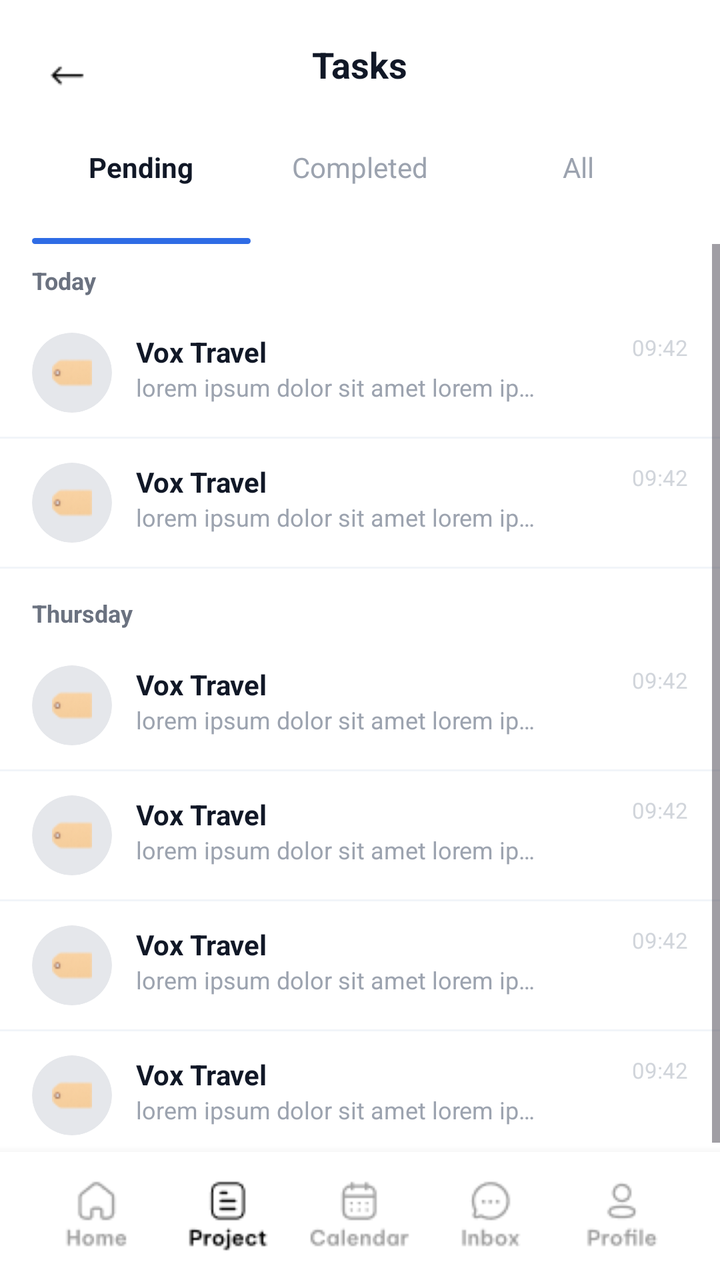
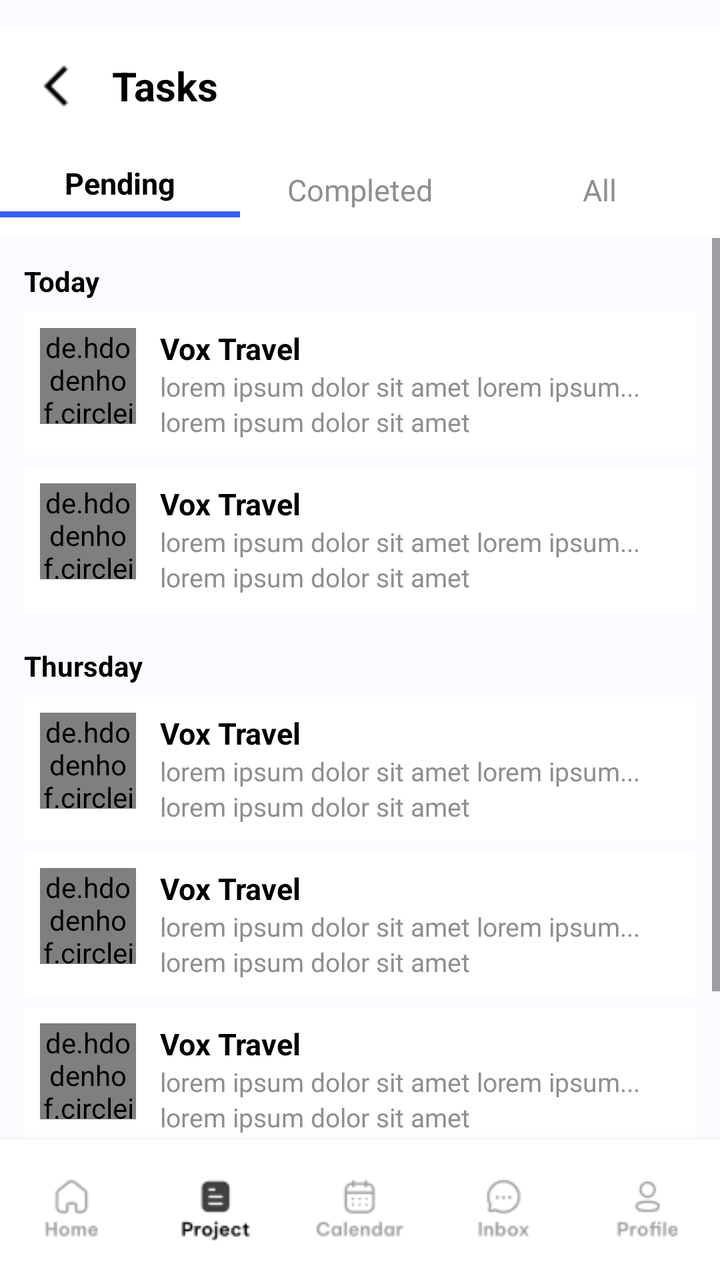

Compare the two renders of this Android layout. The source of the first and the diff that turns it into the second are given below.
<!-- AndroidManifest.xml: application theme Theme.Teamflow -->
<!-- res/layout/activity_task_list.xml -->
<RelativeLayout xmlns:android="http://schemas.android.com/apk/res/android"
    android:layout_width="match_parent"
    android:layout_height="match_parent"
    android:background="#FFFFFF">

    
    <RelativeLayout
        android:layout_marginTop="10dp"
        android:id="@+id/topBar"
        android:layout_width="match_parent"
        android:layout_height="56dp"
        android:paddingStart="16dp"
        android:paddingEnd="16dp"
        android:gravity="center_vertical">

        <ImageView
            android:id="@+id/btnBack"
            android:layout_width="36dp"
            android:layout_height="36dp"
            android:src="@drawable/back_arrow" />

        <TextView
            android:id="@+id/tvTitle"
            android:layout_width="wrap_content"
            android:layout_height="wrap_content"
            android:layout_centerHorizontal="true"
            android:text="Tasks"
            android:textSize="18sp"
            android:textStyle="bold"
            android:textColor="#111827" />
    </RelativeLayout>

    
    <RelativeLayout
        android:id="@+id/tabs"
        android:layout_width="match_parent"
        android:layout_height="56dp"
        android:layout_below="@id/topBar"
        android:paddingStart="16dp"
        android:paddingEnd="16dp">

        <LinearLayout
            android:layout_width="match_parent"
            android:layout_height="match_parent"
            android:orientation="horizontal"
            android:gravity="center_vertical">

            <RelativeLayout
                android:id="@+id/tabPending"
                android:layout_width="0dp"
                android:layout_height="match_parent"
                android:layout_weight="1">

                <TextView
                    android:layout_width="wrap_content"
                    android:layout_height="wrap_content"
                    android:layout_centerHorizontal="true"
                    android:layout_marginTop="8dp"
                    android:text="Pending"
                    android:textSize="14sp"
                    android:textStyle="bold"
                    android:textColor="#111827" />

                
                <View
                    android:layout_width="match_parent"
                    android:layout_height="3dp"
                    android:layout_alignParentBottom="true"
                    android:layout_centerHorizontal="true"
                    android:background="@drawable/bg_tab_indicator"/>
            </RelativeLayout>

            <RelativeLayout
                android:id="@+id/tabCompleted"
                android:layout_width="0dp"
                android:layout_height="match_parent"
                android:layout_weight="1">

                <TextView
                    android:layout_width="wrap_content"
                    android:layout_height="wrap_content"
                    android:layout_centerHorizontal="true"
                    android:layout_marginTop="8dp"
                    android:text="Completed"
                    android:textSize="14sp"
                    android:textColor="#9CA3AF" />
            </RelativeLayout>

            <RelativeLayout
                android:id="@+id/tabAll"
                android:layout_width="0dp"
                android:layout_height="match_parent"
                android:layout_weight="1">

                <TextView
                    android:layout_width="wrap_content"
                    android:layout_height="wrap_content"
                    android:layout_centerHorizontal="true"
                    android:layout_marginTop="8dp"
                    android:text="All"
                    android:textSize="14sp"
                    android:textColor="#9CA3AF" />
            </RelativeLayout>
        </LinearLayout>
    </RelativeLayout>

    
    <ScrollView
        android:id="@+id/scroll"
        android:layout_width="match_parent"
        android:layout_height="0dp"
        android:layout_below="@id/tabs"
        android:layout_above="@+id/bottomNav"
        android:fillViewport="true">

        <LinearLayout
            android:layout_width="match_parent"
            android:layout_height="wrap_content"
            android:orientation="vertical">

            
            <TextView
                android:layout_width="match_parent"
                android:layout_height="wrap_content"
                android:paddingStart="16dp"
                android:paddingEnd="16dp"
                android:paddingTop="10dp"
                android:paddingBottom="6dp"
                android:text="Today"
                android:textColor="#6B7280"
                android:textSize="12sp"
                android:textStyle="bold" />

            
            <include layout="@layout/row_task_item"/>
            <View android:layout_width="match_parent" android:layout_height="1dp" android:background="#F1F5F9"/>

            <include layout="@layout/row_task_item"/>
            <View android:layout_width="match_parent" android:layout_height="1dp" android:background="#F1F5F9"/>

            
            <TextView
                android:layout_width="match_parent"
                android:layout_height="wrap_content"
                android:paddingStart="16dp"
                android:paddingEnd="16dp"
                android:paddingTop="14dp"
                android:paddingBottom="6dp"
                android:text="Thursday"
                android:textColor="#6B7280"
                android:textSize="12sp"
                android:textStyle="bold" />

            <include layout="@layout/row_task_item"/>
            <View android:layout_width="match_parent" android:layout_height="1dp" android:background="#F1F5F9"/>

            <include layout="@layout/row_task_item"/>
            <View android:layout_width="match_parent" android:layout_height="1dp" android:background="#F1F5F9"/>

            <include layout="@layout/row_task_item"/>
            <View android:layout_width="match_parent" android:layout_height="1dp" android:background="#F1F5F9"/>

            <include layout="@layout/row_task_item"/>
            <View android:layout_width="match_parent" android:layout_height="1dp" android:background="#F1F5F9"/>
        </LinearLayout>
    </ScrollView>

    
    <LinearLayout
        android:id="@+id/bottomNav"
        android:layout_width="match_parent"
        android:layout_height="64dp"
        android:layout_alignParentBottom="true"
        android:orientation="horizontal"
        android:background="#FFFFFF"
        android:paddingStart="16dp"
        android:paddingEnd="16dp"
        android:elevation="8dp">

        
        <LinearLayout
            android:layout_width="0dp"
            android:layout_height="match_parent"
            android:layout_weight="1"
            android:gravity="center"
            android:orientation="vertical">

            <ImageView
                android:layout_width="wrap_content"
                android:layout_height="wrap_content"
                android:src="@drawable/home_unselect"
                />


        </LinearLayout>

        
        <LinearLayout
            android:layout_width="0dp"
            android:layout_height="match_parent"
            android:layout_weight="1"
            android:gravity="center"
            android:orientation="vertical">
            <ImageView android:layout_width="wrap_content" android:layout_height="wrap_content" android:src="@drawable/project"
                android:tint="@color/black"/>
        </LinearLayout>

        <LinearLayout
            android:layout_width="0dp"
            android:layout_height="match_parent"
            android:layout_weight="1"
            android:gravity="center"
            android:orientation="vertical">
            <ImageView android:layout_width="wrap_content" android:layout_height="wrap_content" android:src="@drawable/calendar_unselect"/>
        </LinearLayout>

        <LinearLayout
            android:layout_width="0dp"
            android:layout_height="match_parent"
            android:layout_weight="1"
            android:gravity="center"
            android:orientation="vertical">
            <ImageView android:layout_width="wrap_content" android:layout_height="wrap_content" android:src="@drawable/inbox_unselect"/>
        </LinearLayout>

        <LinearLayout
            android:layout_width="0dp"
            android:layout_height="match_parent"
            android:layout_weight="1"
            android:gravity="center"
            android:orientation="vertical">
            <ImageView android:layout_width="wrap_content" android:layout_height="wrap_content" android:src="@drawable/profile_unselect"/>
        </LinearLayout>
    </LinearLayout>
</RelativeLayout>
<!-- res/layout/row_task_item.xml (included above) -->
<RelativeLayout xmlns:android="http://schemas.android.com/apk/res/android"
    android:layout_width="match_parent"
    android:layout_height="64dp"
    android:paddingStart="16dp"
    android:paddingEnd="16dp"
    android:gravity="center_vertical">

    
    <ImageView
        android:id="@+id/ivAvatar"
        android:layout_width="40dp"
        android:layout_height="40dp"
        android:layout_alignParentStart="true"
        android:src="@drawable/tag"
        android:padding="10dp"
        android:scaleType="fitCenter"
        android:background="@drawable/bg_circle_mask"
        android:clipToOutline="true" />

    
    <LinearLayout
        android:layout_width="wrap_content"
        android:layout_height="wrap_content"
        android:layout_toEndOf="@id/ivAvatar"
        android:layout_marginStart="12dp"
        android:orientation="vertical">

        <TextView
            android:id="@+id/tvTitle"
            android:layout_width="wrap_content"
            android:layout_height="wrap_content"
            android:text="Vox Travel"
            android:textStyle="bold"
            android:textColor="#111827"
            android:textSize="14sp" />

        <TextView
            android:id="@+id/tvSub"
            android:layout_width="200dp"
            android:layout_height="wrap_content"
            android:maxLines="1"
            android:ellipsize="end"
            android:text="lorem ipsum dolor sit amet lorem ipsum dolor sit amet"
            android:textColor="#9CA3AF"
            android:textSize="12sp" />
    </LinearLayout>

    
    <TextView
        android:id="@+id/tvTime"
        android:layout_width="wrap_content"
        android:layout_height="wrap_content"
        android:layout_alignParentEnd="true"
        android:text="09:42"
        android:textColor="#D1D5DB"
        android:textSize="11sp" />
</RelativeLayout>
<!-- resources referenced by this layout -->
<resources>
  <color name="black">#FF000000</color>
  <!-- drawable back_arrow: png bitmap (drawable, 621 bytes) -->
  <!-- drawable bg_circle_mask (drawable) -->
  <shape xmlns:android="http://schemas.android.com/apk/res/android" android:shape="oval">
      <solid android:color="#E5E7EB" />
  </shape>
  <!-- drawable bg_tab_indicator (drawable) -->
  <shape xmlns:android="http://schemas.android.com/apk/res/android">
      <solid android:color="#2F6CE5"/>
      <corners android:radius="99dp"/>
  </shape>
  <!-- drawable calendar_unselect: png bitmap (drawable, 1151 bytes) -->
  <!-- drawable home_unselect: png bitmap (drawable, 898 bytes) -->
  <!-- drawable inbox_unselect: png bitmap (drawable, 952 bytes) -->
  <!-- drawable profile_unselect: png bitmap (drawable, 1003 bytes) -->
  <!-- drawable project: png bitmap (drawable, 1049 bytes) -->
  <!-- drawable tag: png bitmap (drawable, 729 bytes) -->
  <style name="Theme.Teamflow" parent="Base.Theme.Teamflow" />
  <style name="Base.Theme.Teamflow" parent="Theme.Material3.DayNight.NoActionBar">
          
         <item name="colorPrimary">#2F6CE5</item>
      </style>
</resources>

<!-- the commit's change to res/layout/activity_task_list.xml (unified diff, before → after) -->
@@ -1,293 +1,285 @@
+<?xml version="1.0" encoding="utf-8"?>
 <RelativeLayout xmlns:android="http://schemas.android.com/apk/res/android"
+    xmlns:tools="http://schemas.android.com/tools"
+    xmlns:app="http://schemas.android.com/apk/res-auto"
     android:layout_width="match_parent"
     android:layout_height="match_parent"
-    android:background="#FFFFFF">
+    android:background="@color/greybg"
+    android:paddingTop="15dp"
+    tools:context=".task_list">
 
     
     <RelativeLayout
-        android:layout_marginTop="10dp"
         android:id="@+id/topBar"
         android:layout_width="match_parent"
         android:layout_height="56dp"
-        android:paddingStart="16dp"
-        android:paddingEnd="16dp"
-        android:gravity="center_vertical">
+        android:background="@color/white"
+        android:paddingHorizontal="16dp">
 
         <ImageView
-            android:id="@+id/btnBack"
-            android:layout_width="36dp"
-            android:layout_height="36dp"
-            android:src="@drawable/back_arrow" />
-
-        <TextView
-            android:id="@+id/tvTitle"
-            android:layout_width="wrap_content"
-            android:layout_height="wrap_content"
-            android:layout_centerHorizontal="true"
+            android:id="@+id/back_arrow"
+            android:layout_width="24dp"
+            android:layout_height="24dp"
+            android:layout_centerVertical="true"
+            android:src="@drawable/back_arrow_head" />
+
+        <TextView
+            android:id="@+id/title"
+            android:layout_width="wrap_content"
+            android:layout_height="wrap_content"
+            android:layout_centerVertical="true"
+            android:layout_marginStart="40dp"
             android:text="Tasks"
-            android:textSize="18sp"
-            android:textStyle="bold"
-            android:textColor="#111827" />
+            android:textColor="@color/black"
+            android:textSize="20sp"
+            android:textStyle="bold" />
     </RelativeLayout>
 
     
-    <RelativeLayout
-        android:id="@+id/tabs"
-        android:layout_width="match_parent"
-        android:layout_height="56dp"
+    <LinearLayout
+        android:id="@+id/tabBar"
         android:layout_below="@id/topBar"
-        android:paddingStart="16dp"
-        android:paddingEnd="16dp">
+        android:layout_width="match_parent"
+        android:layout_height="48dp"
+        android:orientation="horizontal"
+        android:background="@color/white"
+        android:gravity="center"
+        android:weightSum="3">
+
+        <LinearLayout
+            android:id="@+id/pendingTab"
+            android:layout_width="0dp"
+            android:layout_height="match_parent"
+            android:layout_weight="1"
+            android:orientation="vertical"
+            android:gravity="center">
+
+            <TextView
+                android:layout_width="wrap_content"
+                android:layout_height="wrap_content"
+                android:text="Pending"
+                android:textSize="15sp"
+                android:textStyle="bold"
+                android:textColor="@color/black" />
+
+            <View
+                android:layout_width="match_parent"
+                android:layout_height="3dp"
+                android:layout_marginTop="4dp"
+                android:background="@color/bluebg" />
+        </LinearLayout>
+
+        <LinearLayout
+            android:id="@+id/completedTab"
+            android:layout_width="0dp"
+            android:layout_height="match_parent"
+            android:layout_weight="1"
+            android:orientation="vertical"
+            android:gravity="center">
+
+            <TextView
+                android:layout_width="wrap_content"
+                android:layout_height="wrap_content"
+                android:text="Completed"
+                android:textSize="15sp"
+                android:textColor="@color/textgrey" />
+        </LinearLayout>
+
+        <LinearLayout
+            android:id="@+id/allTab"
+            android:layout_width="0dp"
+            android:layout_height="match_parent"
+            android:layout_weight="1"
+            android:orientation="vertical"
+            android:gravity="center">
+
+            <TextView
+                android:layout_width="wrap_content"
+                android:layout_height="wrap_content"
+                android:text="All"
+                android:textSize="15sp"
+                android:textColor="@color/textgrey" />
+        </LinearLayout>
+    </LinearLayout>
+
+    
+    <ScrollView
+        android:id="@+id/taskScroll"
+        android:layout_width="match_parent"
+        android:layout_height="0dp"
+        android:layout_below="@id/tabBar"
+        android:layout_above="@id/bottomNav"
+        android:background="@color/greybg"
+        android:fillViewport="true">
 
         <LinearLayout
             android:layout_width="match_parent"
-            android:layout_height="match_parent"
-            android:orientation="horizontal"
-            android:gravity="center_vertical">
-
-            <RelativeLayout
-                android:id="@+id/tabPending"
-                android:layout_width="0dp"
-                android:layout_height="match_parent"
-                android:layout_weight="1">
-
-                <TextView
-                    android:layout_width="wrap_content"
-                    android:layout_height="wrap_content"
-                    android:layout_centerHorizontal="true"
-                    android:layout_marginTop="8dp"
-                    android:text="Pending"
-                    android:textSize="14sp"
-                    android:textStyle="bold"
-                    android:textColor="#111827" />
-
-                
-                <View
-                    android:layout_width="match_parent"
-                    android:layout_height="3dp"
-                    android:layout_alignParentBottom="true"
-                    android:layout_centerHorizontal="true"
-                    android:background="@drawable/bg_tab_indicator"/>
-            </RelativeLayout>
-
-            <RelativeLayout
-                android:id="@+id/tabCompleted"
-                android:layout_width="0dp"
-                android:layout_height="match_parent"
-                android:layout_weight="1">
-
-                <TextView
-                    android:layout_width="wrap_content"
-                    android:layout_height="wrap_content"
-                    android:layout_centerHorizontal="true"
-                    android:layout_marginTop="8dp"
-                    android:text="Completed"
-                    android:textSize="14sp"
-                    android:textColor="#9CA3AF" />
-            </RelativeLayout>
-
-            <RelativeLayout
-                android:id="@+id/tabAll"
-                android:layout_width="0dp"
-                android:layout_height="match_parent"
-                android:layout_weight="1">
-
-                <TextView
-                    android:layout_width="wrap_content"
-                    android:layout_height="wrap_content"
-                    android:layout_centerHorizontal="true"
-                    android:layout_marginTop="8dp"
-                    android:text="All"
-                    android:textSize="14sp"
-                    android:textColor="#9CA3AF" />
-            </RelativeLayout>
-        </LinearLayout>
-    </RelativeLayout>
-
-    
-    <ScrollView
-        android:id="@+id/scroll"
-        android:layout_width="match_parent"
-        android:layout_height="0dp"
-        android:layout_below="@id/tabs"
-        android:layout_above="@+id/bottomNav"
-        android:fillViewport="true">
-
-        <LinearLayout
-            android:layout_width="match_parent"
-            android:layout_height="wrap_content"
-            android:orientation="vertical">
-
-            
-            <TextView
-                android:layout_width="match_parent"
-                android:layout_height="wrap_content"
-                android:paddingStart="16dp"
-                android:paddingEnd="16dp"
-                android:paddingTop="10dp"
-                android:paddingBottom="6dp"
+            android:layout_height="wrap_content"
+            android:orientation="vertical"
+            android:paddingHorizontal="12dp">
+
+            
+            <TextView
+                android:layout_width="wrap_content"
+                android:layout_height="wrap_content"
                 android:text="Today"
-                android:textColor="#6B7280"
-                android:textSize="12sp"
-                android:textStyle="bold" />
-
-            
-            <include layout="@layout/row_task_item"/>
-            <View android:layout_width="match_parent" android:layout_height="1dp" android:background="#F1F5F9"/>
-
-            <include layout="@layout/row_task_item"/>
-            <View android:layout_width="match_parent" android:layout_height="1dp" android:background="#F1F5F9"/>
-
-            
-            <TextView
-                android:layout_width="match_parent"
-                android:layout_height="wrap_content"
-                android:paddingStart="16dp"
-                android:paddingEnd="16dp"
-                android:paddingTop="14dp"
-                android:paddingBottom="6dp"
+                android:textStyle="bold"
+                android:textColor="@color/black"
+                android:layout_marginTop="12dp"
+                android:layout_marginBottom="6dp"
+                android:textSize="14sp" />
+
+            
+            <include layout="@layout/item_task_placeholder" />
+            <include layout="@layout/item_task_placeholder" />
+
+            
+            <TextView
+                android:layout_width="wrap_content"
+                android:layout_height="wrap_content"
                 android:text="Thursday"
-                android:textColor="#6B7280"
-                android:textSize="12sp"
-                android:textStyle="bold" />
-
-            <include layout="@layout/row_task_item"/>
-            <View android:layout_width="match_parent" android:layout_height="1dp" android:background="#F1F5F9"/>
-
-            <include layout="@layout/row_task_item"/>
-            <View android:layout_width="match_parent" android:layout_height="1dp" android:background="#F1F5F9"/>
-
-            <include layout="@layout/row_task_item"/>
-            <View android:layout_width="match_parent" android:layout_height="1dp" android:background="#F1F5F9"/>
-
-            <include layout="@layout/row_task_item"/>
-            <View android:layout_width="match_parent" android:layout_height="1dp" android:background="#F1F5F9"/>
+                android:textStyle="bold"
+                android:textColor="@color/black"
+                android:layout_marginTop="12dp"
+                android:layout_marginBottom="6dp"
+                android:textSize="14sp" />
+
+            
+            <include layout="@layout/item_task_placeholder" />
+            <include layout="@layout/item_task_placeholder" />
+            <include layout="@layout/item_task_placeholder" />
+            <include layout="@layout/item_task_placeholder" />
+
         </LinearLayout>
     </ScrollView>
 
     
     <LinearLayout
         android:id="@+id/bottomNav"
-        android:layout_width="match_parent"
-        android:layout_height="64dp"
         android:layout_alignParentBottom="true"
+        android:layout_width="match_parent"
+        android:layout_height="70dp"
         android:orientation="horizontal"
-        android:background="#FFFFFF"
-        android:paddingStart="16dp"
-        android:paddingEnd="16dp"
-        android:elevation="8dp">
-
-        
-        <LinearLayout
-            android:layout_width="0dp"
-            android:layout_height="match_parent"
-            android:layout_weight="1"
-            android:gravity="center"
-            android:orientation="vertical">
-
-            <ImageView
-                android:layout_width="wrap_content"
-                android:layout_height="wrap_content"
-                android:src="@drawable/home_unselect"
-                />
-
-
-        </LinearLayout>
-
-        
-        <LinearLayout
-            android:layout_width="0dp"
-            android:layout_height="match_parent"
-            android:layout_weight="1"
-            android:gravity="center"
-            android:orientation="vertical">
-            <ImageView android:layout_width="wrap_content" android:layout_height="wrap_content" android:src="@drawable/project"
-                android:tint="@color/black"/>
-        </LinearLayout>
-
-        <LinearLayout
-            android:layout_width="0dp"
-            android:layout_height="match_parent"
-            android:layout_weight="1"
-            android:gravity="center"
-            android:orientation="vertical">
-            <ImageView android:layout_width="wrap_content" android:layout_height="wrap_content" android:src="@drawable/calendar_unselect"/>
-        </LinearLayout>
-
-        <LinearLayout
-            android:layout_width="0dp"
-            android:layout_height="match_parent"
-            android:layout_weight="1"
-            android:gravity="center"
-            android:orientation="vertical">
-            <ImageView android:layout_width="wrap_content" android:layout_height="wrap_content" android:src="@drawable/inbox_unselect"/>
-        </LinearLayout>
-
-        <LinearLayout
-            android:layout_width="0dp"
-            android:layout_height="match_parent"
-            android:layout_weight="1"
-            android:gravity="center"
-            android:orientation="vertical">
-            <ImageView android:layout_width="wrap_content" android:layout_height="wrap_content" android:src="@drawable/profile_unselect"/>
+        android:background="@color/white"
+        android:weightSum="5"
+        android:elevation="8dp"
+        android:paddingVertical="8dp">
+
+        
+        <LinearLayout
+            android:layout_width="0dp"
+            android:layout_height="match_parent"
+            android:layout_weight="1"
+            android:gravity="center"
+            android:orientation="vertical">
+            <ImageView
+                android:layout_width="match_parent"
+                android:layout_height="match_parent"
+                android:layout_margin="10dp"
+                android:src="@drawable/home_unselect" />
+        </LinearLayout>
+
+        
+        <LinearLayout
+            android:layout_width="0dp"
+            android:layout_height="match_parent"
+            android:layout_weight="1"
+            android:gravity="center"
+            android:orientation="vertical">
+            <ImageView
+                android:layout_width="match_parent"
+                android:layout_height="match_parent"
+                android:layout_margin="10dp"
+                android:src="@drawable/project_selected" />
+        </LinearLayout>
+
+        
+        <LinearLayout
+            android:layout_width="0dp"
+            android:layout_height="match_parent"
+            android:layout_weight="1"
+            android:gravity="center"
+            android:orientation="vertical">
+            <ImageView
+                android:layout_width="match_parent"
+                android:layout_height="match_parent"
+                android:layout_margin="10dp"
+                android:src="@drawable/calendar_unselect" />
+        </LinearLayout>
+
+        
+        <LinearLayout
+            android:layout_width="0dp"
+            android:layout_height="match_parent"
+            android:layout_weight="1"
+            android:gravity="center"
+            android:orientation="vertical">
+            <ImageView
+                android:layout_width="match_parent"
+                android:layout_height="match_parent"
+                android:layout_margin="10dp"
+                android:src="@drawable/inbox_unselect" />
+        </LinearLayout>
+
+        
+        <LinearLayout
+            android:layout_width="0dp"
+            android:layout_height="match_parent"
+            android:layout_weight="1"
+            android:gravity="center"
+            android:orientation="vertical">
+            <ImageView
+                android:layout_width="match_parent"
+                android:layout_height="match_parent"
+                android:layout_margin="10dp"
+                android:src="@drawable/profile_unselect" />
         </LinearLayout>
     </LinearLayout>
+
 </RelativeLayout>
-<!-- res/layout/row_task_item.xml (included above) -->
-<RelativeLayout xmlns:android="http://schemas.android.com/apk/res/android"
+<!-- res/layout/item_task_placeholder.xml (included above) -->
+<?xml version="1.0" encoding="utf-8"?>
+<LinearLayout xmlns:android="http://schemas.android.com/apk/res/android"
+    xmlns:app="http://schemas.android.com/apk/res-auto"
     android:layout_width="match_parent"
-    android:layout_height="64dp"
-    android:paddingStart="16dp"
-    android:paddingEnd="16dp"
-    android:gravity="center_vertical">
-
-    
-    <ImageView
-        android:id="@+id/ivAvatar"
-        android:layout_width="40dp"
-        android:layout_height="40dp"
-        android:layout_alignParentStart="true"
-        android:src="@drawable/tag"
-        android:padding="10dp"
-        android:scaleType="fitCenter"
-        android:background="@drawable/bg_circle_mask"
-        android:clipToOutline="true" />
-
-    
+    android:layout_height="wrap_content"
+    android:orientation="horizontal"
+    android:padding="8dp"
+    android:layout_marginBottom="6dp"
+    android:background="@color/white">
+
+    <de.hdodenhof.circleimageview.CircleImageView
+        android:layout_width="48dp"
+        android:layout_height="48dp"
+        android:src="@drawable/task_placeholder_pending"
+        android:layout_marginEnd="12dp"
+        app:civ_border_width="0dp" />
+
     <LinearLayout
-        android:layout_width="wrap_content"
+        android:layout_width="match_parent"
         android:layout_height="wrap_content"
-        android:layout_toEndOf="@id/ivAvatar"
-        android:layout_marginStart="12dp"
         android:orientation="vertical">
 
         <TextView
-            android:id="@+id/tvTitle"
             android:layout_width="wrap_content"
             android:layout_height="wrap_content"
             android:text="Vox Travel"
+            android:textColor="@color/black"
             android:textStyle="bold"
-            android:textColor="#111827"
-            android:textSize="14sp" />
-
-        <TextView
-            android:id="@+id/tvSub"
-            android:layout_width="200dp"
-            android:layout_height="wrap_content"
-            android:maxLines="1"
-            android:ellipsize="end"
-            android:text="lorem ipsum dolor sit amet lorem ipsum dolor sit amet"
-            android:textColor="#9CA3AF"
-            android:textSize="12sp" />
+            android:textSize="15sp" />
+
+        <TextView
+            android:layout_width="wrap_content"
+            android:layout_height="wrap_content"
+            android:text="lorem ipsum dolor sit amet lorem ipsum..."
+            android:textColor="@color/textgrey"
+            android:textSize="13sp" />
+
+        <TextView
+            android:layout_width="wrap_content"
+            android:layout_height="wrap_content"
+            android:text="lorem ipsum dolor sit amet"
+            android:textColor="@color/textgrey"
+            android:textSize="13sp" />
     </LinearLayout>
-
-    
-    <TextView
-        android:id="@+id/tvTime"
-        android:layout_width="wrap_content"
-        android:layout_height="wrap_content"
-        android:layout_alignParentEnd="true"
-        android:text="09:42"
-        android:textColor="#D1D5DB"
-        android:textSize="11sp" />
-</RelativeLayout>
+</LinearLayout>
<!-- resource entries referenced after the edit -->
@@ -1,22 +1,17 @@
 <!-- resources referenced by this layout -->
 <resources>
   <color name="black">#FF000000</color>
-  <!-- drawable back_arrow: png bitmap (drawable, 621 bytes) -->
-  <!-- drawable bg_circle_mask (drawable) -->
-  <shape xmlns:android="http://schemas.android.com/apk/res/android" android:shape="oval">
-      <solid android:color="#E5E7EB" />
-  </shape>
-  <!-- drawable bg_tab_indicator (drawable) -->
-  <shape xmlns:android="http://schemas.android.com/apk/res/android">
-      <solid android:color="#2F6CE5"/>
-      <corners android:radius="99dp"/>
-  </shape>
+  <color name="bluebg">#375DFB</color>
+  <color name="greybg">#FBFCFF</color>
+  <color name="textgrey">#8E8E93</color>
+  <color name="white">#FFFFFFFF</color>
+  <!-- drawable back_arrow_head: png bitmap (drawable, 210 bytes) -->
   <!-- drawable calendar_unselect: png bitmap (drawable, 1151 bytes) -->
   <!-- drawable home_unselect: png bitmap (drawable, 898 bytes) -->
   <!-- drawable inbox_unselect: png bitmap (drawable, 952 bytes) -->
   <!-- drawable profile_unselect: png bitmap (drawable, 1003 bytes) -->
-  <!-- drawable project: png bitmap (drawable, 1049 bytes) -->
-  <!-- drawable tag: png bitmap (drawable, 729 bytes) -->
+  <!-- drawable project_selected: png bitmap (drawable, 725 bytes) -->
+  <!-- drawable task_placeholder_pending: png bitmap (drawable, 1655 bytes) -->
   <style name="Theme.Teamflow" parent="Base.Theme.Teamflow" />
   <style name="Base.Theme.Teamflow" parent="Theme.Material3.DayNight.NoActionBar">
           
